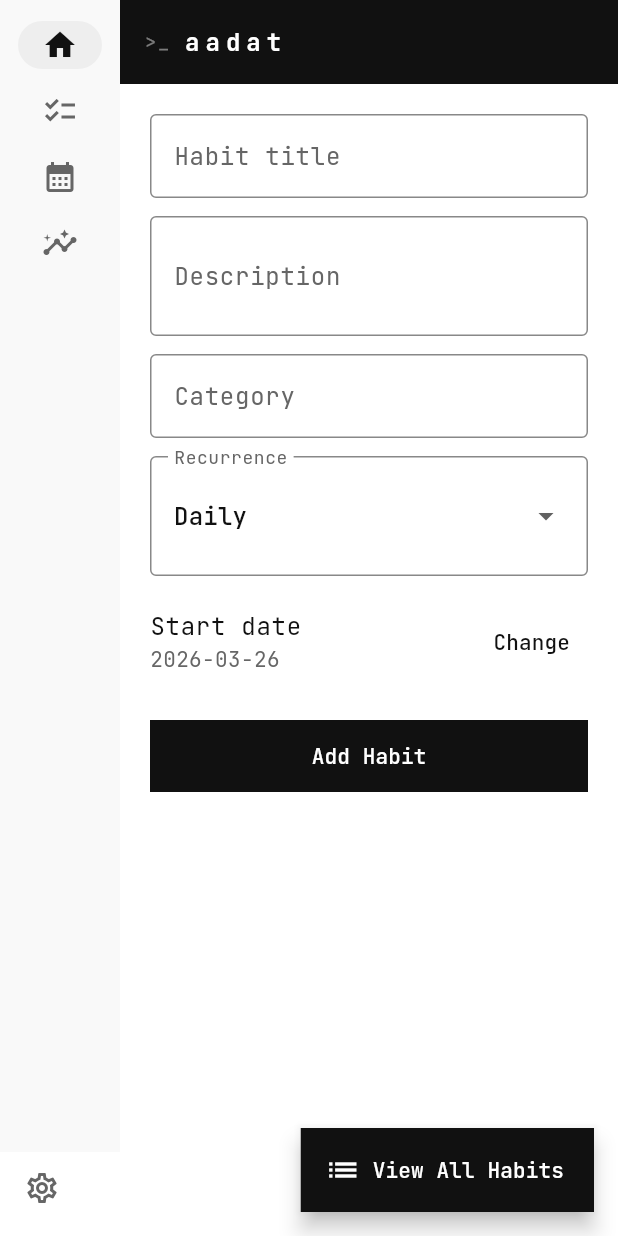
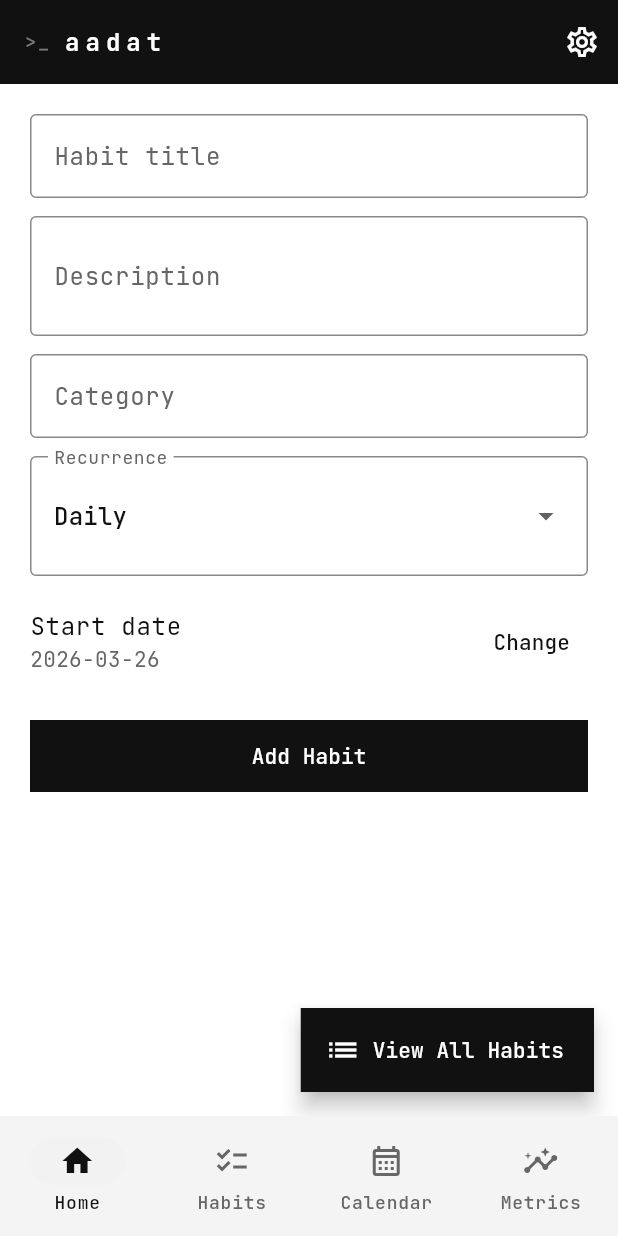
Before and after one commit to TeDand/aadat, a Flutter app: the screen it shows after launch, on a phone screen of 412 x 824 dp. Run offline on Flutter 3.47's test engine with Material 3 defaults, Android fonts, the phone set to English and light mode, and no system bars; our stand-ins replace google_fonts, shared_preferences.

Commit message:
feat: move navigation from left rail to bottom bar
Replace the left-side NavigationRail with a Material 3 NavigationBar at
the bottom of the screen for a cleaner layout on small screens. Move the
settings button to the Home page AppBar.

Co-Authored-By: Claude Sonnet 4.6 <noreply@anthropic.com>

```diff
--- a/lib/main.dart
+++ b/lib/main.dart
@@ -4,7 +4,6 @@ import 'package:flutter/material.dart';
 import 'package:aadat/ui/home/widgets/calendar_page.dart';
 import 'package:aadat/ui/home/widgets/habits_page.dart';
 import 'package:aadat/ui/home/widgets/metrics_page.dart';
-import 'package:aadat/ui/settings/settings_dialog.dart';
 import 'package:aadat/ui/settings/settings_viewmodel.dart';
 import 'package:google_fonts/google_fonts.dart';
 import 'package:provider/provider.dart';
@@ -81,11 +80,6 @@ ThemeData _appThemeFromScheme(ColorScheme colorScheme) {
       color: colorScheme.outlineVariant,
       thickness: 1,
       space: 1,
-    ),
-    navigationRailTheme: NavigationRailThemeData(
-      backgroundColor: colorScheme.surfaceContainerLow,
-      elevation: 0,
-      indicatorColor: colorScheme.primaryContainer,
     ),
     filledButtonTheme: FilledButtonThemeData(
       style: FilledButton.styleFrom(
@@ -172,66 +166,38 @@ class _RouterState extends State<Router> {
         page = HomePage();
     }
 
-    return LayoutBuilder(
-      builder: (context, constraints) {
     return Scaffold(
-          body: Row(
-            crossAxisAlignment: CrossAxisAlignment.stretch,
-            children: [
-              SafeArea(
-                child: Column(
-                  crossAxisAlignment: CrossAxisAlignment.start,
-                  children: [
-                    Expanded(
-                      child: NavigationRail(
-                        extended: constraints.maxWidth >= 600,
-                        destinations: const [
-                          NavigationRailDestination(
-                            icon: Icon(Icons.home),
-                            label: Text('Home'),
-                          ),
-                          NavigationRailDestination(
-                            icon: Icon(Icons.checklist),
-                            label: Text('Habits'),
-                          ),
-                          NavigationRailDestination(
-                            icon: Icon(Icons.calendar_month),
-                            label: Text('Calendar'),
-                          ),
-                          NavigationRailDestination(
-                            icon: Icon(Icons.insights_rounded),
-                            label: Text('Metrics'),
-                          ),
-                        ],
+      body: page,
+      bottomNavigationBar: NavigationBar(
         selectedIndex: selectedIndex,
         onDestinationSelected: (value) {
           setState(() {
             selectedIndex = value;
           });
         },
+        destinations: const [
+          NavigationDestination(
+            icon: Icon(Icons.home_outlined),
+            selectedIcon: Icon(Icons.home),
+            label: 'Home',
           ),
+          NavigationDestination(
+            icon: Icon(Icons.checklist_outlined),
+            selectedIcon: Icon(Icons.checklist),
+            label: 'Habits',
           ),
-                    Padding(
-                      padding: const EdgeInsets.only(left: 4, bottom: 8),
-                      child: IconButton(
-                        tooltip: 'Settings',
-                        icon: const Icon(Icons.settings_outlined),
-                        onPressed: () => showAppSettingsDialog(context),
+          NavigationDestination(
+            icon: Icon(Icons.calendar_month_outlined),
+            selectedIcon: Icon(Icons.calendar_month),
+            label: 'Calendar',
           ),
-                    ),
-                  ],
-                ),
-              ),
-              Expanded(
-                child: ColoredBox(
-                  color: Theme.of(context).colorScheme.surfaceContainerLowest,
-                  child: page,
-                ),
+          NavigationDestination(
+            icon: Icon(Icons.insights_outlined),
+            selectedIcon: Icon(Icons.insights_rounded),
+            label: 'Metrics',
           ),
         ],
       ),
     );
-      },
-    );
   }
 }
--- a/lib/ui/home/widgets/home_page.dart
+++ b/lib/ui/home/widgets/home_page.dart
@@ -89,6 +89,13 @@ class _HomePageState extends State<HomePage> {
         title: _AadatWordmark(foreground: scheme.onPrimary),
         backgroundColor: scheme.primary,
         foregroundColor: scheme.onPrimary,
+        actions: [
+          IconButton(
+            tooltip: 'Settings',
+            icon: const Icon(Icons.settings_outlined),
+            onPressed: () => showAppSettingsDialog(context),
+          ),
+        ],
       ),
       body: SingleChildScrollView(
         padding: const EdgeInsets.all(20),
```
Lines whose indentation alone changed are shown as unchanged.
